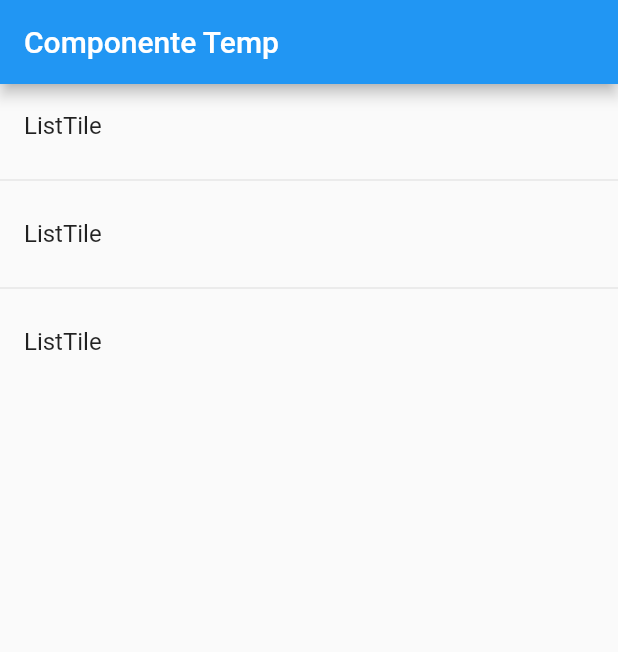
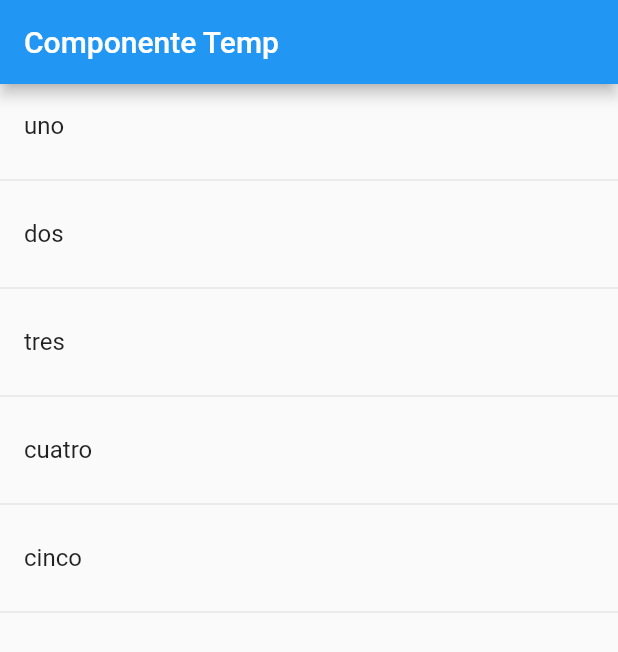
Before and after one commit to xavit/flutter-components, a Flutter app: the screen it shows after launch, on a phone screen of 412 x 824 dp. Shown: the top 652 px of the screen. Run offline on Flutter 3.47's test engine with Material 2 defaults, Android fonts, the phone set to English and light mode, and no system bars.

Commit message:
Agregue función para Devolver Listado de Widgets en base a un array de la clase

```diff
--- a/lib/src/pages/home_temp.dart
+++ b/lib/src/pages/home_temp.dart
@@ -2,7 +2,7 @@ import 'package:flutter/cupertino.dart';
 import 'package:flutter/material.dart';
 
 class HomePageTemp extends StatelessWidget {
-  const HomePageTemp({Key key}) : super(key: key);
+  final opciones = ['uno', 'dos', 'tres', 'cuatro', 'cinco'];
 
   @override
   Widget build(BuildContext context) {
@@ -11,22 +11,21 @@ class HomePageTemp extends StatelessWidget {
         appBar: AppBar(
           title: Text('Componente Temp'),
         ),
-        body: ListView(
-          children: <Widget>[
-            ListTile(
-              title: Text('ListTile'),
-            ),
-            Divider(),
-            ListTile(
-              title: Text('ListTile'),
-            ),
-            Divider(),
-            ListTile(
-              title: Text('ListTile'),
-            ),
-          ],
-        ),
+        body: ListView(children: _crearItems()),
       ),
     );
   }
+
+  List<Widget> _crearItems() {
+    List<Widget> lista = new List<Widget>();
+
+    for (String opt in opciones) {
+      final tempWidget = ListTile(
+        title: Text(opt),
+      );
+      lista..add(tempWidget)..add(Divider());
+    }
+
+    return lista;
+  }
 }
```
